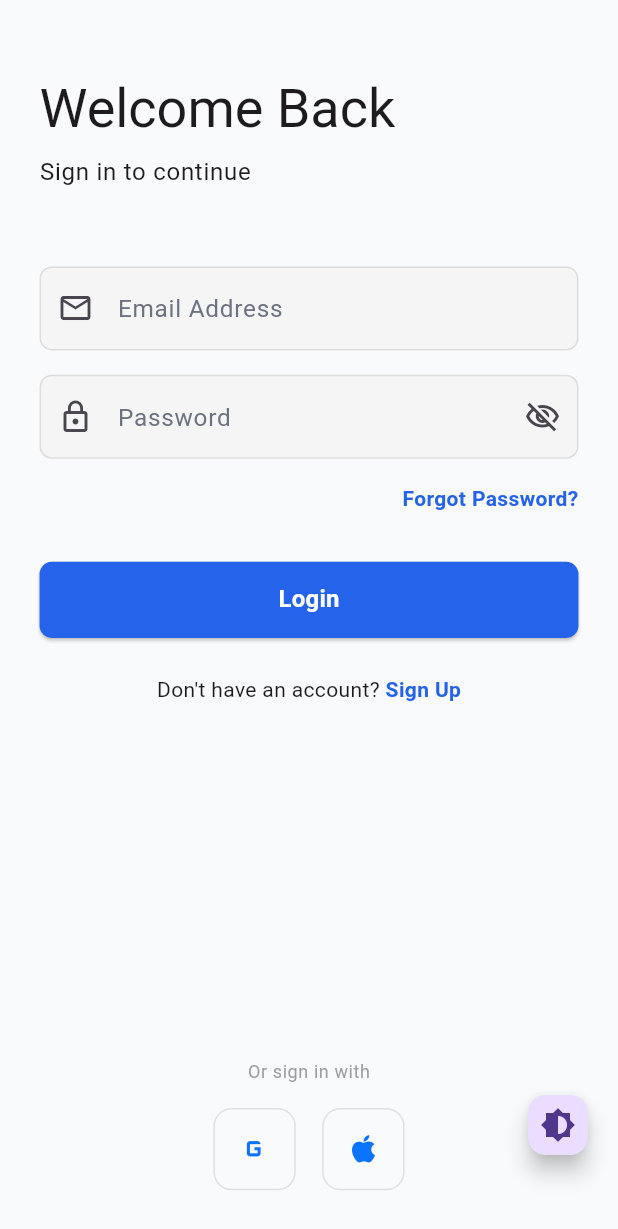
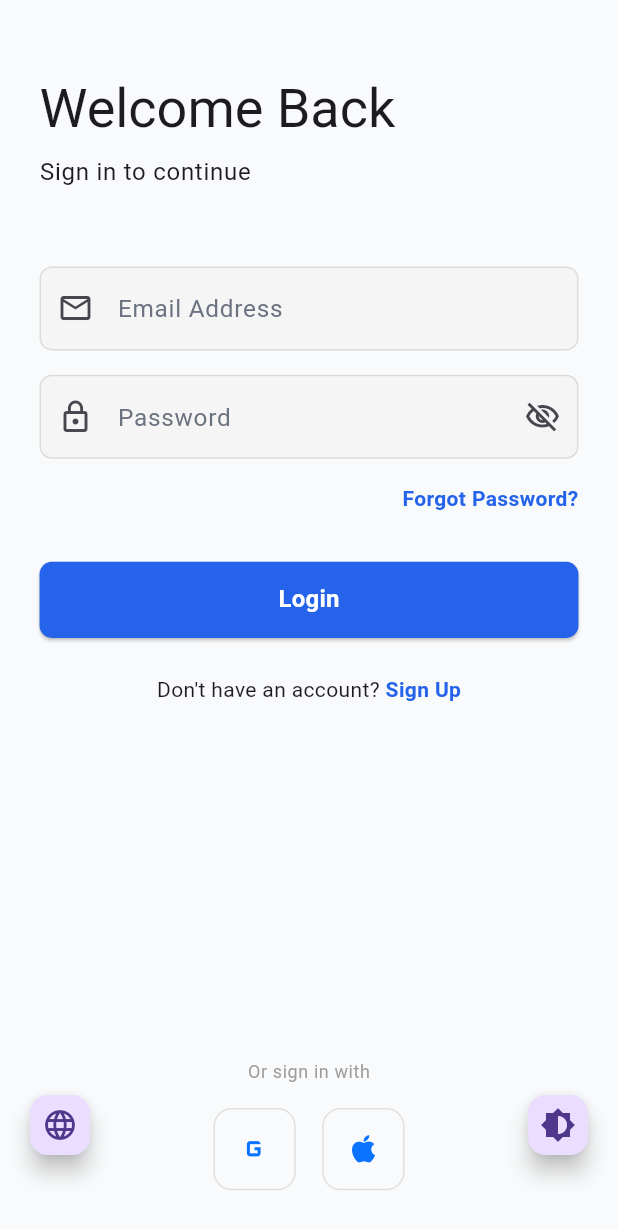
Before and after one commit to 3oraby/san3a_app, a Flutter app: the screen it shows after launch, on a phone screen of 412 x 824 dp. Shown: the top 1229 px of the screen. Run offline on Flutter 3.47's test engine with Material 3 defaults, Android fonts, the phone set to English and light mode, and no system bars; our stand-ins replace connectivity_plus, cookie_jar, dartz, device_preview, dio, dio_cookie_manager and 7 more; Roboto replaces fonts that are missing (Cairo).

Commit message:
add translation button

```diff
--- a/lib/core/widgets/developer_overlay.dart
+++ b/lib/core/widgets/developer_overlay.dart
@@ -1,3 +1,4 @@
+import 'package:easy_localization/easy_localization.dart';
 import 'package:flutter/material.dart';
 import 'package:flutter_bloc/flutter_bloc.dart';
 import 'package:san3a_app/core/cubits/app_theme_cubit/app_theme_cubit.dart';
@@ -13,6 +14,21 @@ class DeveloperOverlay extends StatelessWidget {
     return Stack(
       children: [
         child,
+        Positioned(
+          bottom: 50,
+          left: 16,
+          child: FloatingActionButton(
+            mini: true,
+            onPressed: () async {
+              await context.setLocale(
+                context.locale == const Locale('en')
+                    ? const Locale('ar')
+                    : const Locale('en'),
+              );
+            },
+            child: const Icon(Icons.language),
+          ),
+        ),
         Positioned(
           bottom: 50,
           right: 16,
```
